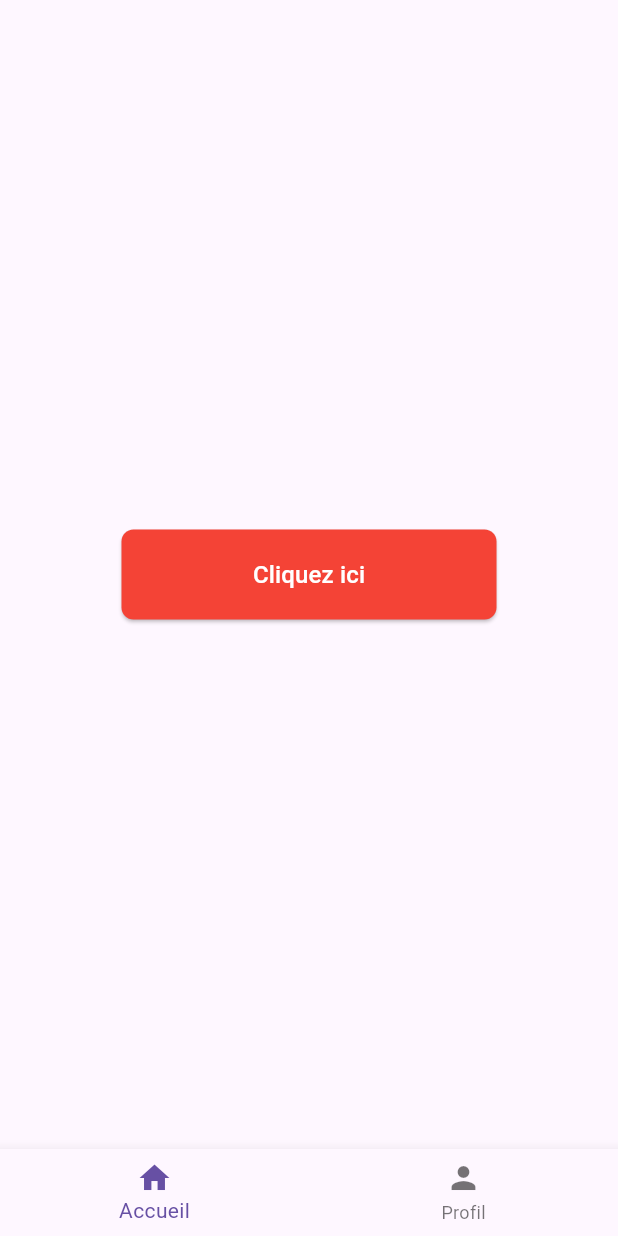
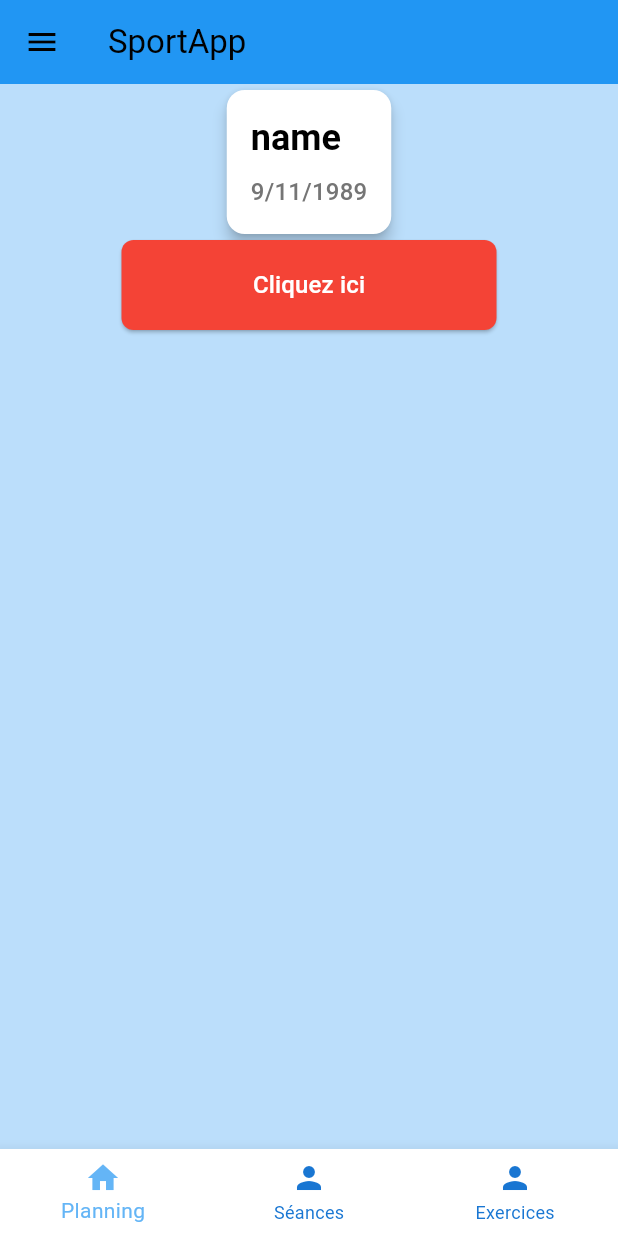
Before and after one commit to AlzUrt/flutter_sport, a Flutter app: the screen it shows after launch, on a phone screen of 412 x 824 dp. Run offline on Flutter 3.47's test engine with Material 3 defaults, Android fonts, the phone set to English and light mode, and no system bars.

Commit message:
feat: add custom themes

```diff
--- a/lib/app.dart
+++ b/lib/app.dart
@@ -1,19 +1,39 @@
 import 'package:flutter/material.dart';
 import 'package:provider/provider.dart';
+import 'package:sport/config/custom_themes.dart';
 import 'navigation_provider.dart';
 import 'screens/home_screen.dart';
 import 'screens/profile_screen.dart';
+
+class ThemeProvider with ChangeNotifier {
+  ThemeData _currentTheme = CustomThemes.blueTheme;
+
+  ThemeData get currentTheme => _currentTheme;
+
+  void setTheme(ThemeData theme) {
+    _currentTheme = theme;
+    notifyListeners();
+  }
+}
 
 class MyApp extends StatelessWidget {
   const MyApp({super.key});
 
   @override
   Widget build(BuildContext context) {
-    return MaterialApp(
-      debugShowCheckedModeBanner: false,
-      home: ChangeNotifierProvider(
-        create: (context) => NavigationProvider(),
-        child: MainScreen(),
+    return MultiProvider(
+      providers: [
+        ChangeNotifierProvider(create: (context) => NavigationProvider()),
+        ChangeNotifierProvider(create: (context) => ThemeProvider()),
+      ],
+      child: Consumer<ThemeProvider>(
+        builder: (context, themeProvider, child) {
+          return MaterialApp(
+            debugShowCheckedModeBanner: false,
+            theme: themeProvider.currentTheme,
+            home: MainScreen(),
+          );
+        },
       ),
     );
   }
@@ -22,6 +42,7 @@ class MyApp extends StatelessWidget {
 class MainScreen extends StatelessWidget {
   final List<Widget> _screens = [
     const HomeScreen(),
+    const ProfileScreen(),
     const ProfileScreen(),
   ];
 
@@ -32,6 +53,9 @@ class MainScreen extends StatelessWidget {
     return Consumer<NavigationProvider>(
       builder: (context, navigationProvider, child) {
         return Scaffold(
+          appBar: AppBar(
+            title: const Text('SportApp'),
+          ),
           body: _screens[navigationProvider.currentIndex],
           bottomNavigationBar: BottomNavigationBar(
             currentIndex: navigationProvider.currentIndex,
@@ -39,13 +63,61 @@ class MainScreen extends StatelessWidget {
             items: const [
               BottomNavigationBarItem(
                 icon: Icon(Icons.home),
-                label: 'Accueil',
+                label: 'Planning',
               ),
               BottomNavigationBarItem(
                 icon: Icon(Icons.person),
-                label: 'Profil',
+                label: 'Séances',
+              ),
+              BottomNavigationBarItem(
+                icon: Icon(Icons.person),
+                label: 'Exercices',
               ),
             ],
+          ),
+          drawer: Drawer(
+            child: ListView(
+              padding: EdgeInsets.zero,
+              children: <Widget>[
+                const DrawerHeader(
+                  decoration: BoxDecoration(
+                    color: Colors.blue,
+                  ),
+                  child: Text(
+                    'Thème',
+                    style: TextStyle(color: Colors.white, fontSize: 24),
+                  ),
+                ),
+                ListTile(
+                  title: const Text('Bleu'),
+                  onTap: () {
+                    Provider.of<ThemeProvider>(context, listen: false)
+                        .setTheme(CustomThemes.blueTheme);
+                  },
+                ),
+                ListTile(
+                  title: const Text('Rouge'),
+                  onTap: () {
+                    Provider.of<ThemeProvider>(context, listen: false)
+                        .setTheme(CustomThemes.redTheme);
+                  },
+                ),
+                ListTile(
+                  title: const Text('Vert'),
+                  onTap: () {
+                    Provider.of<ThemeProvider>(context, listen: false)
+                        .setTheme(CustomThemes.greenTheme);
+                  },
+                ),
+                ListTile(
+                  title: const Text('Jaune'),
+                  onTap: () {
+                    Provider.of<ThemeProvider>(context, listen: false)
+                        .setTheme(CustomThemes.yellowTheme);
+                  },
+                ),
+              ],
+            ),
           ),
         );
       },
--- /dev/null
+++ b/lib/config/custom_colors.dart
@@ -0,0 +1,27 @@
+import 'package:flutter/material.dart';
+
+class CustomColors {
+  // Bleu thème
+  static const Color bluePrimary = Color(0xFF2196F3);
+  static const Color blueAccent = Color(0xFF64B5F6);
+  static const Color blueLight = Color(0xFFBBDEFB);
+  static const Color blueDark = Color(0xFF1976D2);
+
+  // Rouge thème
+  static const Color redPrimary = Color(0xFFF44336);
+  static const Color redAccent = Color(0xFFEF5350);
+  static const Color redLight = Color(0xFFFFCDD2);
+  static const Color redDark = Color(0xFFD32F2F);
+
+  // Vert thème
+  static const Color greenPrimary = Color(0xFF4CAF50);
+  static const Color greenAccent = Color(0xFF66BB6A);
+  static const Color greenLight = Color(0xFFC8E6C9);
+  static const Color greenDark = Color(0xFF388E3C);
+
+  // Jaune thème
+  static const Color yellowPrimary = Color(0xFFFFEB3B);
+  static const Color yellowAccent = Color(0xFFFFEE58);
+  static const Color yellowLight = Color(0xFFFFF9C4);
+  static const Color yellowDark = Color(0xFFFBC02D);
+}
--- /dev/null
+++ b/lib/config/custom_themes.dart
@@ -0,0 +1,76 @@
+import 'package:flutter/material.dart';
+import 'custom_colors.dart';
+
+class CustomThemes {
+  // Thème Bleu
+  static final ThemeData blueTheme = ThemeData(
+    primaryColor: CustomColors.bluePrimary,
+    // accentColor: CustomColors.blueAccent,
+    scaffoldBackgroundColor: CustomColors.blueLight,
+    appBarTheme: const AppBarTheme(
+      color: CustomColors.bluePrimary,
+    ),
+    bottomNavigationBarTheme: const BottomNavigationBarThemeData(
+      selectedItemColor: CustomColors.blueAccent,
+      unselectedItemColor: CustomColors.blueDark,
+    ),
+    colorScheme: const ColorScheme.light().copyWith(
+      primary: CustomColors.bluePrimary,
+      secondary: CustomColors.blueAccent,
+    ),
+  );
+
+  // Thème Rouge
+  static final ThemeData redTheme = ThemeData(
+    primaryColor: CustomColors.redPrimary,
+    // accentColor: CustomColors.redAccent,
+    scaffoldBackgroundColor: CustomColors.redLight,
+    appBarTheme: const AppBarTheme(
+      color: CustomColors.redPrimary,
+    ),
+    bottomNavigationBarTheme: const BottomNavigationBarThemeData(
+      selectedItemColor: CustomColors.redAccent,
+      unselectedItemColor: CustomColors.redDark,
+    ),
+    colorScheme: const ColorScheme.light().copyWith(
+      primary: CustomColors.redPrimary,
+      secondary: CustomColors.redAccent,
+    ),
+  );
+
+  // Thème Vert
+  static final ThemeData greenTheme = ThemeData(
+    primaryColor: CustomColors.greenPrimary,
+    // accentColor: CustomColors.greenAccent,
+    scaffoldBackgroundColor: CustomColors.greenLight,
+    appBarTheme: const AppBarTheme(
+      color: CustomColors.greenPrimary,
+    ),
+    bottomNavigationBarTheme: const BottomNavigationBarThemeData(
+      selectedItemColor: CustomColors.greenAccent,
+      unselectedItemColor: CustomColors.greenDark,
+    ),
+    colorScheme: const ColorScheme.light().copyWith(
+      primary: CustomColors.greenPrimary,
+      secondary: CustomColors.greenAccent,
+    ),
+  );
+
+  // Thème Jaune
+  static final ThemeData yellowTheme = ThemeData(
+    primaryColor: CustomColors.yellowPrimary,
+    // accentColor: CustomColors.yellowAccent,
+    scaffoldBackgroundColor: CustomColors.yellowLight,
+    appBarTheme: const AppBarTheme(
+      color: CustomColors.yellowPrimary,
+    ),
+    bottomNavigationBarTheme: const BottomNavigationBarThemeData(
+      selectedItemColor: CustomColors.yellowAccent,
+      unselectedItemColor: CustomColors.yellowDark,
+    ),
+    colorScheme: const ColorScheme.light().copyWith(
+      primary: CustomColors.yellowPrimary,
+      secondary: CustomColors.yellowAccent,
+    ),
+  );
+}
--- a/lib/screens/home_screen.dart
+++ b/lib/screens/home_screen.dart
@@ -1,5 +1,6 @@
 import 'package:flutter/material.dart';
 import 'package:sport/widgets/custom_button.dart';
+import 'package:sport/widgets/session_card.dart';
 
 class HomeScreen extends StatelessWidget {
   const HomeScreen({super.key});
@@ -7,15 +8,21 @@ class HomeScreen extends StatelessWidget {
   @override
   Widget build(BuildContext context) {
     return Center(
-      child: CustomButton(
+      child: Column(
+        children: [
+          SessionCard(name: 'name', date: DateTime.utc(1989, 11, 9)),
+          CustomButton(
             text: 'Cliquez ici',
             color: Colors.red,
             width: 250,
             height: 60,
             onPressed: () {
-          // print('Bouton cliqué !');
+              print('Bouton cliqué !');
             },
           ),
+
+        ],
+      )
     );
   }
 }
--- a/lib/widgets/custom_button.dart
+++ b/lib/widgets/custom_button.dart
@@ -30,7 +30,7 @@ class CustomButton extends StatelessWidget {
         onPressed: onPressed,
         child: Text(
           text,
-          style: TextStyle(fontSize: 16, color: Colors.white),
+          style: const TextStyle(fontSize: 16, color: Colors.white),
         ),
       ),
     );
--- /dev/null
+++ b/lib/widgets/session_card.dart
@@ -0,0 +1,46 @@
+import 'package:flutter/material.dart';
+
+class SessionCard extends StatelessWidget {
+  final String name;
+  final DateTime date;
+
+  const SessionCard({
+    Key? key,
+    required this.name,
+    required this.date,
+  }) : super(key: key);
+
+  @override
+  Widget build(BuildContext context) {
+    // Format de la date
+    String formattedDate = "${date.day}/${date.month}/${date.year}";
+
+    return Card(
+      elevation: 4,
+      shape: RoundedRectangleBorder(
+        borderRadius: BorderRadius.circular(12),
+      ),
+      child: Padding(
+        padding: const EdgeInsets.all(16.0),
+        child: Column(
+          crossAxisAlignment: CrossAxisAlignment.start,
+          children: [
+            Text(
+              name,
+              style: Theme.of(context).textTheme.headlineSmall?.copyWith(
+                    fontWeight: FontWeight.bold,
+                  ),
+            ),
+            const SizedBox(height: 8),
+            Text(
+              formattedDate,
+              style: Theme.of(context).textTheme.titleMedium?.copyWith(
+                    color: Colors.grey[600],
+                  ),
+            ),
+          ],
+        ),
+      ),
+    );
+  }
+}
```
Lines whose indentation alone changed are shown as unchanged.
